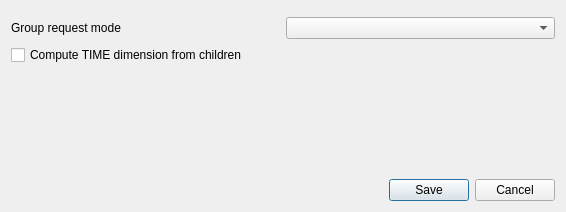
First picture: the form in src/ui/qgsgroupwmsdatadialogbase.ui, repository qgis/QGIS, before the edit.
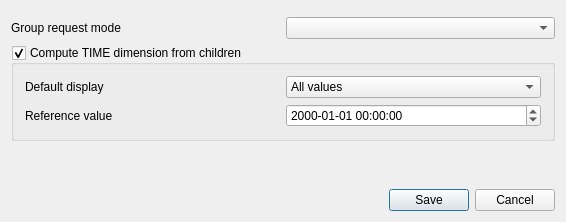
Second picture: the form after the edit. Icons and pictures are not drawn. Custom widgets are drawn as their Qt base class.

Commit message: feat(WmsTimeDimension): Write a default dimension display

```diff
--- a/src/ui/qgsgroupwmsdatadialogbase.ui
+++ b/src/ui/qgsgroupwmsdatadialogbase.ui
@@ -10,7 +10,7 @@
     <x>0</x>
     <y>0</y>
     <width>566</width>
-    <height>212</height>
+    <height>222</height>
    </rect>
   </property>
   <property name="windowTitle">
@@ -34,8 +34,8 @@
        <rect>
         <x>0</x>
         <y>0</y>
-        <width>548</width>
-        <height>162</height>
+        <width>533</width>
+        <height>176</height>
        </rect>
       </property>
       <layout class="QVBoxLayout" name="verticalLayout_2">
@@ -73,13 +73,66 @@
         </layout>
        </item>
        <item>
-        <widget class="QCheckBox" name="mComputeTimeDimension">
+        <widget class="QgsCollapsibleGroupBox" name="mComputeTimeDimension">
          <property name="toolTip">
           <string>When a GetCapabilities request is sent, QGIS server will return a TIME dimension computed as an union of all time dimension of its children recursively</string>
          </property>
-         <property name="text">
+         <property name="title">
           <string>Compute TIME dimension from children</string>
          </property>
+         <property name="checkable">
+          <bool>true</bool>
+         </property>
+         <layout class="QGridLayout" name="gridLayout">
+          <item row="1" column="0">
+           <widget class="QLabel" name="mReferenceValueLabel">
+            <property name="text">
+             <string>Reference value</string>
+            </property>
+           </widget>
+          </item>
+          <item row="0" column="2">
+           <widget class="QComboBox" name="mDefaultDisplayComboBox">
+            <item>
+             <property name="text">
+              <string>All values</string>
+             </property>
+            </item>
+            <item>
+             <property name="text">
+              <string>Min value</string>
+             </property>
+            </item>
+            <item>
+             <property name="text">
+              <string>Max value</string>
+             </property>
+            </item>
+            <item>
+             <property name="text">
+              <string>Reference value</string>
+             </property>
+            </item>
+           </widget>
+          </item>
+          <item row="0" column="0">
+           <widget class="QLabel" name="mDefaultDisplayLabel">
+            <property name="text">
+             <string>Default display</string>
+            </property>
+           </widget>
+          </item>
+          <item row="1" column="2">
+           <widget class="QgsDateTimeEdit" name="mReferenceValueDateTimeEdit">
+            <property name="displayFormat">
+             <string>yyyy-MM-dd HH:mm:ss</string>
+            </property>
+            <property name="timeSpec">
+             <enum>Qt::TimeSpec::UTC</enum>
+            </property>
+           </widget>
+          </item>
+         </layout>
         </widget>
        </item>
        <item>
@@ -122,6 +175,17 @@
    <header>qgsmaplayerserverpropertieswidget.h</header>
    <container>1</container>
   </customwidget>
+  <customwidget>
+   <class>QgsCollapsibleGroupBox</class>
+   <extends>QGroupBox</extends>
+   <header>qgscollapsiblegroupbox.h</header>
+   <container>1</container>
+  </customwidget>
+  <customwidget>
+   <class>QgsDateTimeEdit</class>
+   <extends>QDateTimeEdit</extends>
+   <header>qgsdatetimeedit.h</header>
+  </customwidget>
  </customwidgets>
  <tabstops>
   <tabstop>buttonBox</tabstop>
```
The commit also changes 12 other files.
